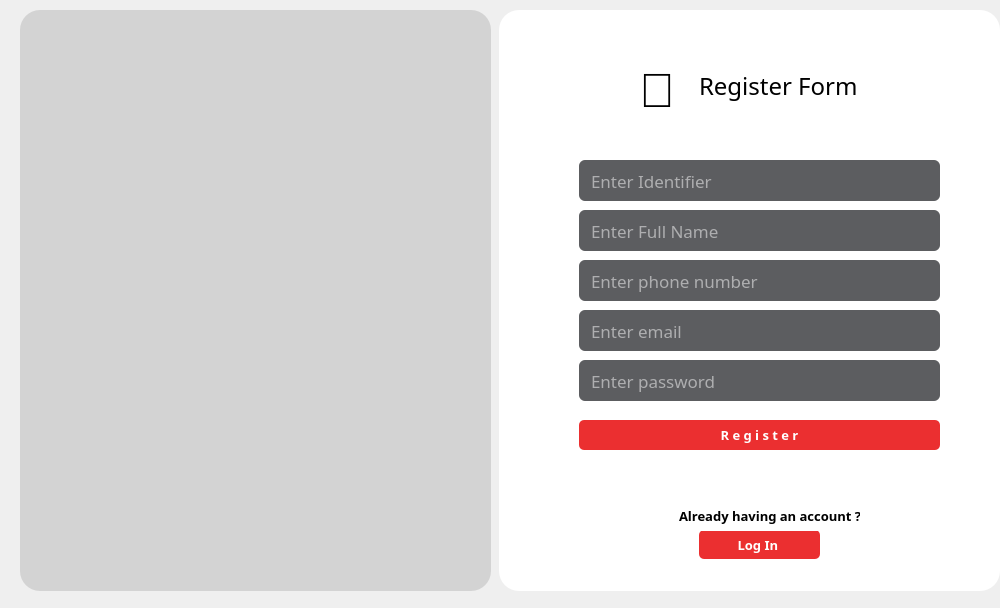
Cxuchy/Esprit-Planner-Administrator, file register-form.ui: the form before one commit.
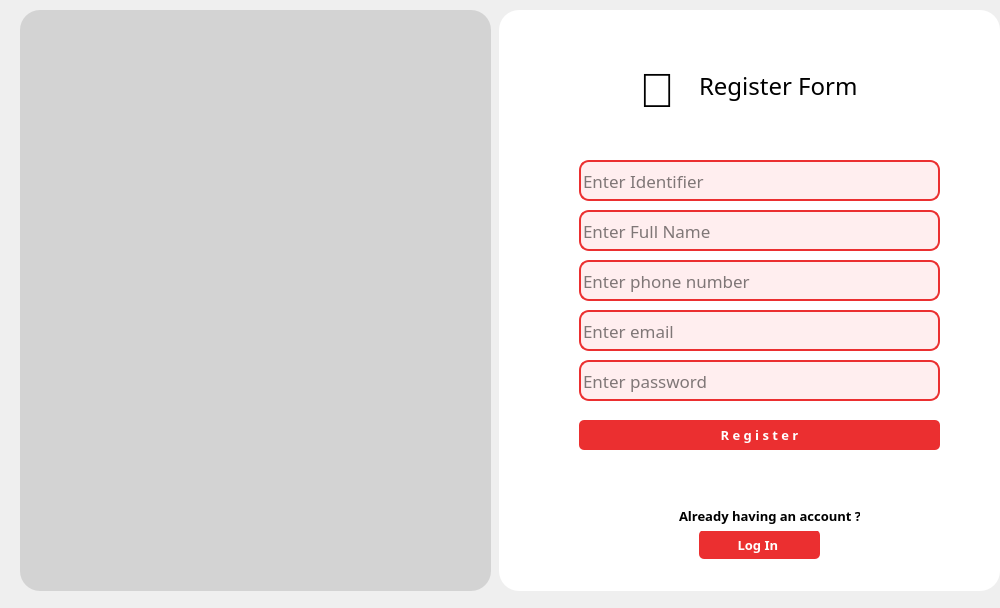
The form after the commit. Icons and pictures are not drawn.

```diff
--- a/register-form.ui
+++ b/register-form.ui
@@ -42,10 +42,18 @@
      </font>
     </property>
     <property name="styleSheet">
-     <string notr="true">background-color:rgba(47,49,52,200);
-color:rgb(255,255,255);
-border-radius:6px;
-padding-left:10px;</string>
+     <string notr="true">QLineEdit
+{
+background:#ffeeef;
+border:2px solid #eb2f30;
+border-radius:10px;
+color:black;
+}
+QLineEdit:focus
+{
+border:2px solid #FBAD25;
+
+}</string>
     </property>
     <property name="placeholderText">
      <string>Enter Identifier</string>
@@ -67,10 +75,18 @@
      </font>
     </property>
     <property name="styleSheet">
-     <string notr="true">background-color:rgba(47,49,52,200);
-color:rgb(255,255,255);
-border-radius:6px;
-padding-left:10px;</string>
+     <string notr="true">QLineEdit
+{
+background:#ffeeef;
+border:2px solid #eb2f30;
+border-radius:10px;
+color:black;
+}
+QLineEdit:focus
+{
+border:2px solid #FBAD25;
+
+}</string>
     </property>
     <property name="echoMode">
      <enum>QLineEdit::Password</enum>
@@ -187,10 +203,18 @@
      </font>
     </property>
     <property name="styleSheet">
-     <string notr="true">background-color:rgba(47,49,52,200);
-color:rgb(255,255,255);
-border-radius:6px;
-padding-left:10px;</string>
+     <string notr="true">QLineEdit
+{
+background:#ffeeef;
+border:2px solid #eb2f30;
+border-radius:10px;
+color:black;
+}
+QLineEdit:focus
+{
+border:2px solid #FBAD25;
+
+}</string>
     </property>
     <property name="echoMode">
      <enum>QLineEdit::Normal</enum>
@@ -218,10 +242,18 @@
      </font>
     </property>
     <property name="styleSheet">
-     <string notr="true">background-color:rgba(47,49,52,200);
-color:rgb(255,255,255);
-border-radius:6px;
-padding-left:10px;</string>
+     <string notr="true">QLineEdit
+{
+background:#ffeeef;
+border:2px solid #eb2f30;
+border-radius:10px;
+color:black;
+}
+QLineEdit:focus
+{
+border:2px solid #FBAD25;
+
+}</string>
     </property>
     <property name="echoMode">
      <enum>QLineEdit::Normal</enum>
@@ -246,10 +278,18 @@
      </font>
     </property>
     <property name="styleSheet">
-     <string notr="true">background-color:rgba(47,49,52,200);
-color:rgb(255,255,255);
-border-radius:6px;
-padding-left:10px;</string>
+     <string notr="true">QLineEdit
+{
+background:#ffeeef;
+border:2px solid #eb2f30;
+border-radius:10px;
+color:black;
+}
+QLineEdit:focus
+{
+border:2px solid #FBAD25;
+
+}</string>
     </property>
     <property name="placeholderText">
      <string>Enter Full Name</string>
```
